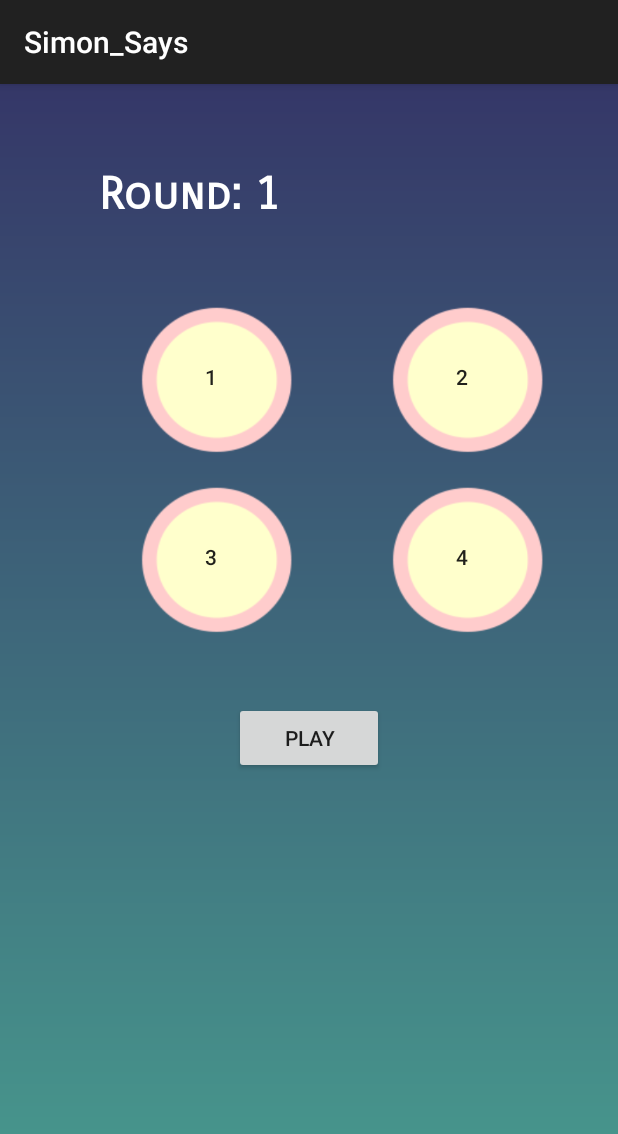
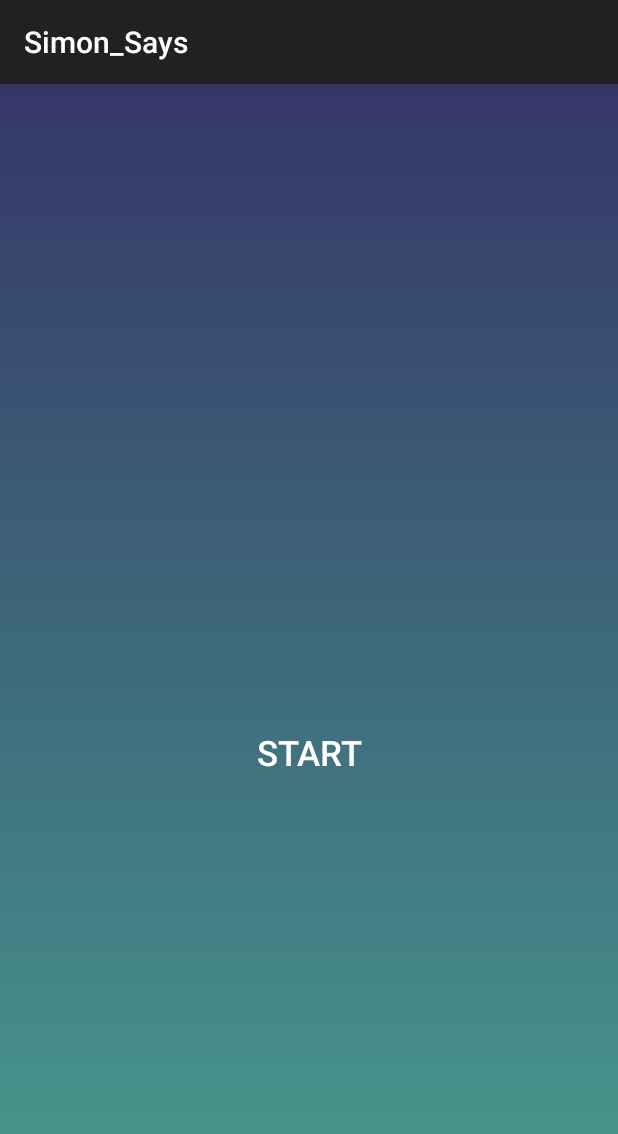
Before and after one commit to yokilam/Simon, an Android app: the screen it shows after launch (MainActivity), after a tap on "PLAY", on a phone screen of 412 x 824 dp. Shown: the top 1134 px of the screen. Run offline under Robolectric (Android 15) with nearby library versions, the phone set to English and light mode, and no system bars; libraries missing offline, so code that uses them is left out: com.skyfishjy.library; 2 statements that could not run were skipped.

Commit message:
final_splash

```diff
--- a/app/build.gradle
+++ b/app/build.gradle
@@ -28,4 +28,5 @@ dependencies {
 
     compile 'com.skyfishjy.ripplebackground:library:1.0.1'
 
+
 }
--- a/app/src/main/java/nyc/c4q/simon_says/MainActivity.java
+++ b/app/src/main/java/nyc/c4q/simon_says/MainActivity.java
@@ -15,7 +15,7 @@ import java.util.ArrayList;
 import java.util.Random;
 
 public class MainActivity extends AppCompatActivity {
-    private Button blue, red, green, yellow, play;
+    private Button two, one, three, four, start;
     private Button[] color;
     static Random random = new Random();
     AlphaAnimation animation = new AlphaAnimation(1f, 0f);
@@ -30,36 +30,70 @@ public class MainActivity extends AppCompatActivity {
     protected void onCreate(Bundle savedInstanceState) {
         super.onCreate(savedInstanceState);
         setContentView(R.layout.activity_main2);
-        red = (Button) findViewById(R.id.button2);
-        blue = (Button) findViewById(R.id.button1);
-        green = (Button) findViewById(R.id.button3);
-        yellow = (Button) findViewById(R.id.button4);
+        two = (Button) findViewById(R.id.button2);
+        one = (Button) findViewById(R.id.button1);
+        three = (Button) findViewById(R.id.button3);
+        four = (Button) findViewById(R.id.button4);
 
-        Animation buttonslide1 = AnimationUtils.loadAnimation(getApplicationContext(), R.anim.slide1);
-        red.startAnimation(buttonslide1);
-        Animation buttonslide4 = AnimationUtils.loadAnimation(getApplicationContext(), R.anim.slide4);
-        green.startAnimation(buttonslide4);
+        one.setVisibility(View.INVISIBLE);
+        three.setVisibility(View.INVISIBLE);
+        four.setVisibility(View.INVISIBLE);
+        two.setVisibility(View.INVISIBLE);
 
+//        Animation buttonslide1 = AnimationUtils.loadAnimation(getApplicationContext(), R.anim.slide1);
+//        red.startAnimation(buttonslide1);
+//        Animation buttonslide4 = AnimationUtils.loadAnimation(getApplicationContext(), R.anim.slide4);
+//        green.startAnimation(buttonslide4);
+//
+//
+//        Animation buttonslide2 = AnimationUtils.loadAnimation(getApplicationContext(), R.anim.slide2);
+//        blue.startAnimation(buttonslide2);
+//        Animation buttonslide3 = AnimationUtils.loadAnimation(getApplicationContext(), R.anim.slide3);
+//        yellow.startAnimation(buttonslide3);
 
-        Animation buttonslide2 = AnimationUtils.loadAnimation(getApplicationContext(), R.anim.slide2);
-        blue.startAnimation(buttonslide2);
-        Animation buttonslide3 = AnimationUtils.loadAnimation(getApplicationContext(), R.anim.slide3);
-        yellow.startAnimation(buttonslide3);
-
-        play = (Button) findViewById(R.id.play);
+        start = (Button) findViewById(R.id.start);
         roundnumber = (TextView) findViewById(R.id.roundnumber);
+        roundnumber.setVisibility(View.INVISIBLE);
         animation.setDuration(1000);
-        color = new Button[]{blue, red, green, yellow};
+        color = new Button[]{two, one, three, four};
 
 
     }
 
     public void onPlay(View view) {
+        one.setVisibility(View.VISIBLE);
+        three.setVisibility(View.VISIBLE);
+        four.setVisibility(View.VISIBLE);
+        two.setVisibility(View.VISIBLE);
+        roundnumber.setVisibility(View.VISIBLE);
+        start.setVisibility(View.INVISIBLE);
+
+        Animation buttonslide1 = AnimationUtils.loadAnimation(getApplicationContext(), R.anim.slide1);
+        one.startAnimation(buttonslide1);
+        Animation buttonslide3 = AnimationUtils.loadAnimation(getApplicationContext(), R.anim.slide3);
+        three.startAnimation(buttonslide3);
+
+
+        Animation buttonslide2 = AnimationUtils.loadAnimation(getApplicationContext(), R.anim.slide2);
+        two.startAnimation(buttonslide2);
+        Animation buttonslide4 = AnimationUtils.loadAnimation(getApplicationContext(), R.anim.slide4);
+        four.startAnimation(buttonslide4);
 
         running = true;
         buttonSequence.clear();
         simon();
         //playerClick(view);
+    }
+
+    public void reset(){
+        one.setVisibility(View.GONE);
+        three.setVisibility(View.GONE);
+        four.setVisibility(View.GONE);
+        two.setVisibility(View.GONE);
+        roundnumber.setVisibility(View.GONE);
+        roundnumber.setText("Level: 1");
+        start.setVisibility(View.VISIBLE);
+        count= 0;
     }
 
     public void simon() {
@@ -73,7 +107,7 @@ public class MainActivity extends AppCompatActivity {
                         handler.postDelayed(new Runnable() {
                             @Override
                             public void run() {
-                                blue.startAnimation(animation);
+                                two.startAnimation(animation);
                             }
                         }, 2000 * count);
                         count++;
@@ -82,7 +116,7 @@ public class MainActivity extends AppCompatActivity {
                         handler.postDelayed(new Runnable() {
                             @Override
                             public void run() {
-                                red.startAnimation(animation);
+                                one.startAnimation(animation);
                             }
                         }, 2000 * count);
                         count++;
@@ -91,7 +125,7 @@ public class MainActivity extends AppCompatActivity {
                         handler.postDelayed(new Runnable() {
                             @Override
                             public void run() {
-                                green.startAnimation(animation);
+                                three.startAnimation(animation);
                             }
                         }, 2000 * count);
                         count++;
@@ -100,7 +134,7 @@ public class MainActivity extends AppCompatActivity {
                         handler.postDelayed(new Runnable() {
                             @Override
                             public void run() {
-                                yellow.startAnimation(animation);
+                                four.startAnimation(animation);
                             }
                         }, 2000 * count);
                         count++;
@@ -140,6 +174,8 @@ public class MainActivity extends AppCompatActivity {
             } else {
                 Toast.makeText(this, "Game Over!", Toast.LENGTH_SHORT).show();
                 running = false;
+                reset();
+
 
             }
         }
--- a/app/src/main/java/nyc/c4q/simon_says/Splash.java
+++ b/app/src/main/java/nyc/c4q/simon_says/Splash.java
@@ -1,9 +1,13 @@
 package nyc.c4q.simon_says;
 
+import android.animation.ValueAnimator;
 import android.content.Intent;
+import android.graphics.drawable.ShapeDrawable;
+import android.graphics.drawable.shapes.OvalShape;
 import android.os.Handler;
 import android.support.v7.app.AppCompatActivity;
 import android.os.Bundle;
+import android.util.Log;
 import android.view.View;
 import android.view.animation.Animation;
 import android.view.animation.AnimationUtils;
@@ -13,6 +17,7 @@ import android.widget.ImageView;
 import com.skyfishjy.library.RippleBackground;
 
 
+
 public class Splash extends AppCompatActivity {
 
     @Override
@@ -20,10 +25,11 @@ public class Splash extends AppCompatActivity {
         super.onCreate(savedInstanceState);
         setContentView(R.layout.activity_splash);
 
-        final Intent intent = new Intent(this, MainActivity.class);
+        final Intent intent = new Intent(Splash.this, MainActivity.class);
         final RippleBackground rippleBackground=(RippleBackground)findViewById(R.id.content);
         Animation animSlide = AnimationUtils.loadAnimation(getApplicationContext(), R.anim.slide);
         Animation textSlide = AnimationUtils.loadAnimation(getApplicationContext(), R.anim.slidetext);
+        final Animation playSlide = AnimationUtils.loadAnimation(getApplicationContext(), R.anim.slideplay);
         ImageView imageView=(ImageView)findViewById(R.id.centerImage);
         ImageView simonView= (ImageView) findViewById(R.id.simon_text);
         imageView.startAnimation(animSlide);
@@ -36,16 +42,17 @@ public class Splash extends AppCompatActivity {
             public void run() {
                 rippleBackground.startRippleAnimation();
                 play.setVisibility(View.VISIBLE);
+
             }
         }, 4000);
-
-
+        play.startAnimation(playSlide);
 
         play.setOnClickListener(new View.OnClickListener() {
             @Override
-            public void onClick(View view) {
+            public void onClick(View view){
+
                   startActivity(intent);
-
+                  //rippleBackground.stopRippleAnimation();
             }
         });
     }
--- a/app/src/main/res/anim/slide.xml
+++ b/app/src/main/res/anim/slide.xml
@@ -6,6 +6,6 @@
 
     <translate
         android:fromXDelta="-10%p"
-        android:toXDelta="-10%p"
+        android:toXDelta="-9.5%p"
         android:duration="5000" />
 </set>
--- a/app/src/main/res/anim/slide1.xml
+++ b/app/src/main/res/anim/slide1.xml
@@ -5,7 +5,7 @@
     android:fillAfter="true">
 
     <translate
-        android:fromXDelta="-15%p"
-        android:toXDelta="-5%p"
+        android:fromXDelta="25%p"
+        android:toXDelta="1%p"
         android:duration="1000" />
 </set>
--- a/app/src/main/res/anim/slide2.xml
+++ b/app/src/main/res/anim/slide2.xml
@@ -5,7 +5,7 @@
     android:fillAfter="true">
 
     <translate
-        android:fromXDelta="10%p"
-        android:toXDelta="0%p"
-        android:duration="1000" />
+        android:fromXDelta="25%p"
+        android:toXDelta="1%p"
+        android:duration="1000"/>
 </set>
--- a/app/src/main/res/anim/slide3.xml
+++ b/app/src/main/res/anim/slide3.xml
@@ -6,6 +6,6 @@
 
     <translate
         android:fromXDelta="-20%p"
-        android:toXDelta="-5%p"
+        android:toXDelta="0%p"
         android:duration="1000" />
 </set>
--- a/app/src/main/res/anim/slide4.xml
+++ b/app/src/main/res/anim/slideplay.xml
@@ -5,7 +5,7 @@
     android:fillAfter="true">
 
     <translate
-        android:fromXDelta="15%p"
-        android:toXDelta="0%p"
-        android:duration="1000" />
+        android:fromYDelta="40%p"
+        android:toYDelta="0%p"
+        android:duration="4000" />
 </set>
--- a/app/src/main/res/anim/slidetext.xml
+++ b/app/src/main/res/anim/slidetext.xml
@@ -6,6 +6,6 @@
 
     <translate
         android:fromXDelta="85%p"
-        android:toXDelta="-9%p"
-        android:duration="3000" />
+        android:toXDelta="-12%p"
+        android:duration="2700" />
 </set>
--- a/app/src/main/res/layout/activity_main2.xml
+++ b/app/src/main/res/layout/activity_main2.xml
@@ -1,87 +1,89 @@
 <?xml version="1.0" encoding="utf-8"?>
-<RelativeLayout xmlns:android="http://schemas.android.com/apk/res/android"
+<LinearLayout xmlns:android="http://schemas.android.com/apk/res/android"
     android:layout_width="match_parent"
     android:layout_height="match_parent"
     xmlns:app="http://schemas.android.com/apk/res-auto"
     android:orientation="vertical"
     android:background="@drawable/gradient_background">
 
+
     <TextView
         android:id="@+id/roundnumber"
         android:layout_width="match_parent"
         android:layout_height="wrap_content"
-        android:layout_alignParentTop="true"
-        android:layout_alignStart="@+id/button1"
-        android:layout_marginTop="55dp"
+        android:layout_marginTop="65dp"
+        android:layout_marginStart="70dp"
+        android:fontFamily="sans-serif-smallcaps"
         android:text="Round: 1"
         android:textColor="@color/white"
-        android:textStyle="bold"
         android:textSize="30sp"
-        android:fontFamily="sans-serif-smallcaps"/>
+        android:textStyle="bold" />
 
+    <LinearLayout
+        android:layout_marginTop="15dp"
+        android:layout_width="match_parent"
+        android:layout_height="wrap_content"
+        android:orientation="horizontal"
+        android:layout_marginStart="40dp">
 
         <Button
             android:id="@+id/button1"
             android:layout_width="150dp"
             android:layout_height="150dp"
-        android:layout_alignEnd="@+id/play"
-        android:layout_alignParentTop="true"
-        android:layout_marginEnd="40dp"
-        android:layout_marginTop="120dp"
+            android:background="@drawable/circle"
+            android:onClick="playerClick"
+            android:text="1" />
+
+        <Button
+            android:id="@+id/button3"
+            android:layout_width="150dp"
+            android:layout_height="150dp"
             android:background="@drawable/circle"
             android:gravity="center"
             android:onClick="playerClick"
-        android:text="1" />
+            android:text="3" />
+
+
+    </LinearLayout>
+
+    <LinearLayout
+        android:layout_width="match_parent"
+        android:layout_height="wrap_content"
+        android:orientation="horizontal"
+        android:layout_marginStart="40dp"
+        android:layout_marginTop="-15dp">
 
         <Button
             android:id="@+id/button2"
             android:layout_width="150dp"
             android:layout_height="150dp"
-        android:layout_alignEnd="@+id/play"
-        android:layout_alignParentTop="true"
-        android:layout_marginEnd="-127dp"
-        android:layout_marginTop="120dp"
             android:background="@drawable/circle"
             android:gravity="center"
             android:onClick="playerClick"
             android:text="2" />
 
         <Button
-        android:id="@+id/button3"
-        android:background="@drawable/circle"
-        android:layout_width="150dp"
-        android:layout_height="150dp"
-        android:layout_alignStart="@+id/button1"
-        android:layout_below="@+id/button1"
-        android:layout_marginTop="-30dp"
-        android:gravity="center"
-        android:onClick="playerClick"
-        android:text="3" />
-
-    <Button
             android:id="@+id/button4"
             android:layout_width="150dp"
             android:layout_height="150dp"
-        android:layout_above="@+id/play"
-        android:layout_marginStart="17dp"
-        android:layout_toEndOf="@+id/button3"
             android:background="@drawable/circle"
             android:gravity="center"
             android:onClick="playerClick"
             android:text="4" />
 
+    </LinearLayout>
 
     <Button
-        android:id="@+id/play"
+        android:id="@+id/start"
         android:layout_width="100dp"
         android:layout_height="wrap_content"
-        android:layout_below="@+id/button3"
-        android:layout_centerHorizontal="true"
-        android:layout_marginTop="22dp"
-        android:gravity="center"
+        android:layout_marginTop="20dp"
+        android:layout_gravity="center_horizontal"
         android:onClick="onPlay"
-        android:text="play" />
+        android:background="@color/clear"
+        android:textColor="@color/white"
+        android:textSize="23dp"
+        android:text="Start" />
 
 
-
-</RelativeLayout>
+</LinearLayout>
--- a/app/src/main/res/layout/activity_splash.xml
+++ b/app/src/main/res/layout/activity_splash.xml
@@ -32,7 +32,7 @@
             android:layout_height="90dp"
             android:layout_centerInParent="true"
             android:id="@+id/simon_text"
-            android:src="@drawable/white_simon"/>
+            android:src="@drawable/thin_white"/>
 
         <Button
             android:id="@+id/play_button"
@@ -40,10 +40,14 @@
             android:layout_height="wrap_content"
             android:layout_alignParentBottom="true"
             android:layout_centerHorizontal="true"
-            android:visibility="invisible"
+            android:background="@color/clear"
             android:layout_marginBottom="66dp"
             android:text="play"
+            android:textSize="23dp"
+            android:textColor="@color/white"
+
             />
+
 
 
     </com.skyfishjy.library.RippleBackground>
--- a/app/src/main/res/values/colors.xml
+++ b/app/src/main/res/values/colors.xml
@@ -13,5 +13,6 @@
     <color name="lightGreen">#bef1a8</color>
     <color name="lightBlue">#a5d2ec</color>
     <color name="lightRed">#ffaea3</color>
+    <color name="clear">#00000000</color>
 
 </resources>
--- a/app/src/main/res/values/strings.xml
+++ b/app/src/main/res/values/strings.xml
@@ -1,3 +1,6 @@
 <resources>
     <string name="app_name">Simon_Says</string>
+    <string name="Complete">Play</string>
+    <string name="Upload">Play</string>
+    <string name="Error">Play</string>
 </resources>
--- a/build.gradle
+++ b/build.gradle
@@ -22,6 +22,7 @@ allprojects {
     repositories {
         google()
         jcenter()
+        maven { url "https://jitpack.io" }
     }
 }
 
```
Also changed, not shown: app/src/main/res/drawable/play.png (added), app/src/main/res/drawable/thin_white.png (added). Lines whose indentation alone changed are shown as unchanged.
